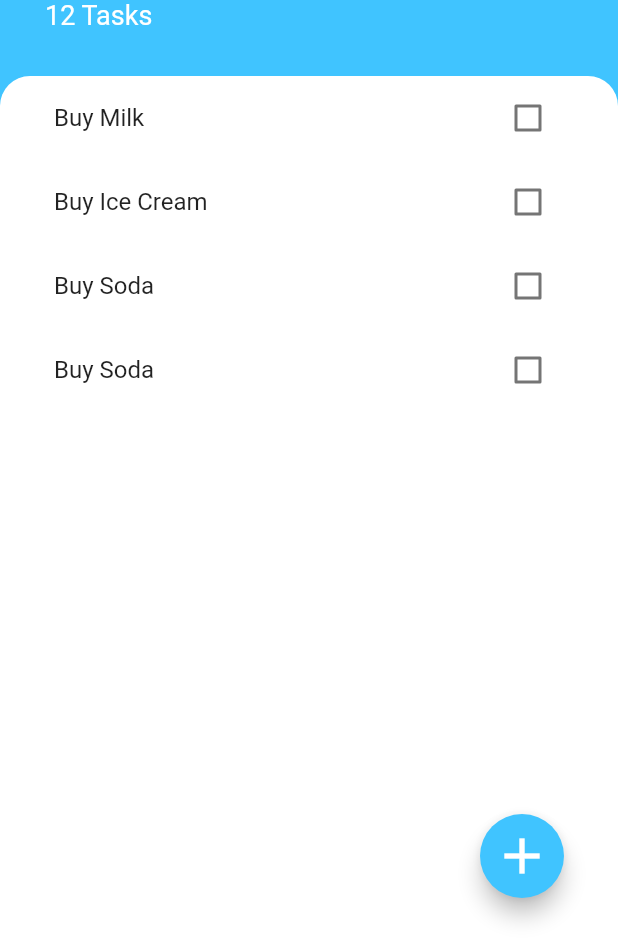
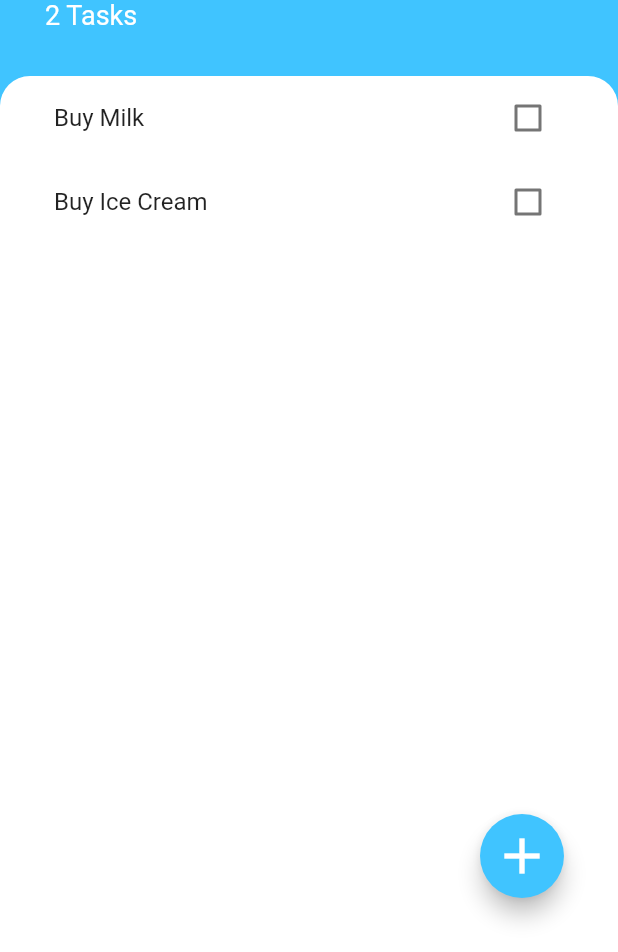
Before and after one commit to vcardona/todoey_flutter, a Flutter app: the screen it shows after launch, on a phone screen of 412 x 824 dp, the part 284-1236 px from its top. Run offline on Flutter 3.47's test engine with Material 2 defaults, Android fonts, the phone set to English and light mode, and no system bars.

Commit message:
Add items to the Task List

```diff
--- a/lib/screens/tasks_screen.dart
+++ b/lib/screens/tasks_screen.dart
@@ -1,8 +1,19 @@
 import 'package:flutter/material.dart';
+import 'package:todoey_flutter/models/task.dart';
 import 'package:todoey_flutter/screens/add_task_screen.dart';
 import 'package:todoey_flutter/widgets/tasks_list.dart';
 
-class TasksScreen extends StatelessWidget {
+class TasksScreen extends StatefulWidget {
+  @override
+  _TasksScreenState createState() => _TasksScreenState();
+}
+
+class _TasksScreenState extends State<TasksScreen> {
+  List<Task> tasks = [
+    Task(name: 'Buy Milk'),
+    Task(name: "Buy Ice Cream"),
+  ];
+
   @override
   Widget build(BuildContext context) {
     return Scaffold(
@@ -17,7 +28,18 @@ class TasksScreen extends StatelessWidget {
           ),
           onPressed: () {
             showModalBottomSheet(
-                context: context, builder: (context) => AddTaskScreen());
+              context: context,
+              builder: (context) => AddTaskScreen(
+                addTaskCallback: (newTaskTitle) {
+                  setState(
+                    () {
+                      tasks.add(Task(name: newTaskTitle));
+                    },
+                  );
+                  Navigator.pop(context);
+                },
+              ),
+            );
           },
         ),
       ),
@@ -51,7 +73,7 @@ class TasksScreen extends StatelessWidget {
                         fontWeight: FontWeight.w700),
                   ),
                   Text(
-                    "12 Tasks",
+                    "${tasks.length} Tasks",
                     style: TextStyle(
                       color: Colors.white,
                       fontSize: 18,
@@ -71,7 +93,9 @@ class TasksScreen extends StatelessWidget {
                   topRight: Radius.circular(20),
                 ),
               ),
-              child: TasksList(),
+              child: TasksList(
+                tasks: tasks,
+              ),
             ),
           )
         ],
--- a/lib/widgets/tasks_list.dart
+++ b/lib/widgets/tasks_list.dart
@@ -3,32 +3,30 @@ import 'package:todoey_flutter/models/task.dart';
 import 'package:todoey_flutter/widgets/task_tile.dart';
 
 class TasksList extends StatefulWidget {
+  TasksList({this.tasks});
+
+  final List<Task> tasks;
+
   @override
   _TasksListState createState() => _TasksListState();
 }
 
 class _TasksListState extends State<TasksList> {
-  List<Task> tasks = [
-    Task(name: 'Buy Milk'),
-    Task(name: "Buy Ice Cream"),
-    Task(name: "Buy Soda"),
-    Task(name: "Buy Soda"),
-  ];
   @override
   Widget build(BuildContext context) {
     return ListView.builder(
       itemBuilder: (context, index) {
         return TaskTile(
-          taskTitle: tasks[index].name,
-          isChecked: tasks[index].isDone,
+          taskTitle: widget.tasks[index].name,
+          isChecked: widget.tasks[index].isDone,
           checkboxCallback: (checkboxState) {
             setState(() {
-              tasks[index].toggleDone();
+              widget.tasks[index].toggleDone();
             });
           },
         );
       },
-      itemCount: tasks.length,
+      itemCount: widget.tasks.length,
     );
   }
 }
```
Also changed, not shown: lib/screens/add_task_screen.dart (+13 -1 lines).
